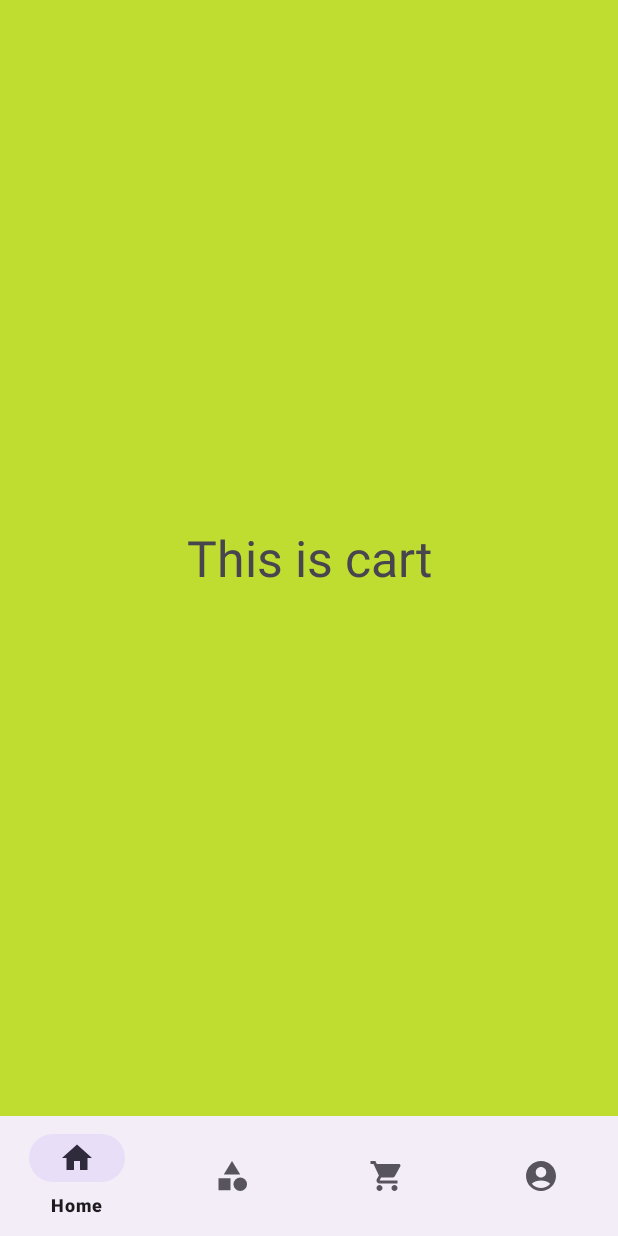
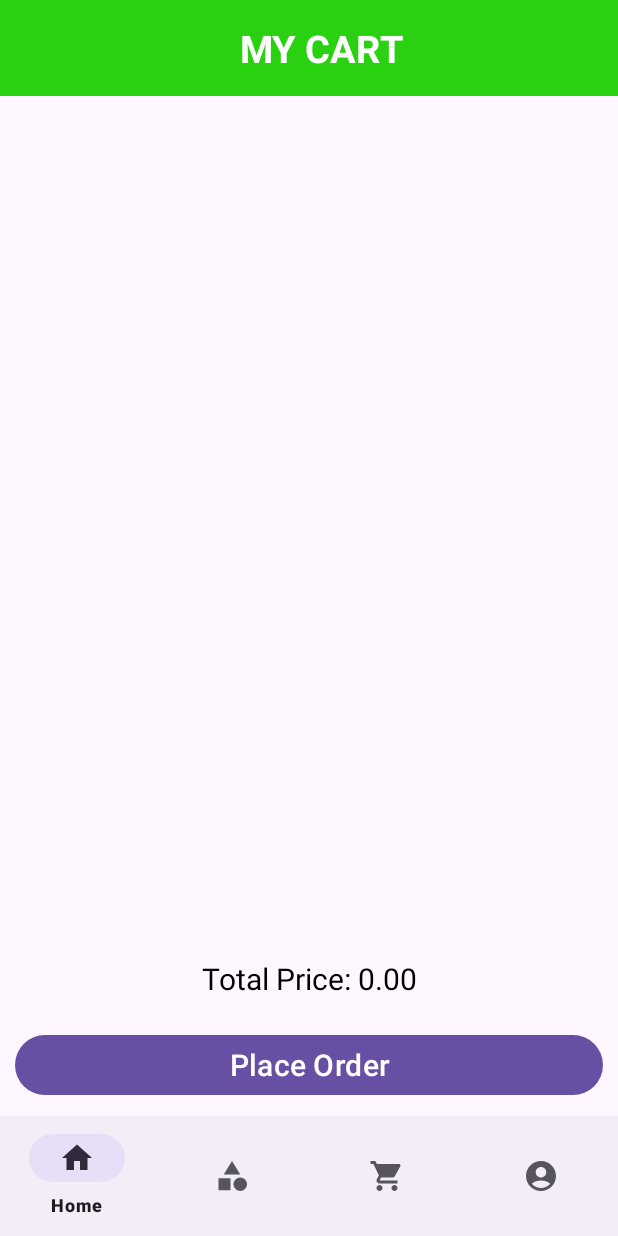
Before and after one commit to Prathamesh-Kothalkar/DigiFarm, an Android app: the fragment CartFragment placed in its activity, on a phone screen of 412 x 824 dp. Run offline under Robolectric (Android 15) with nearby library versions, the phone set to English and light mode, and no system bars; our stand-ins replace Firebase (no records; nobody signed in at launch, a user with empty details on screens opened directly); libraries missing offline, so code that uses them is left out: org.checkerframework.checker; pictures from the network do not load; 1 statement that could not run was skipped.

Commit message:
Added MYCART page

```diff
--- a/app/src/main/java/com/example/digifarm/CartFragment.java
+++ b/app/src/main/java/com/example/digifarm/CartFragment.java
@@ -2,11 +2,25 @@ package com.example.digifarm;
 
 import android.os.Bundle;
 
+import androidx.annotation.NonNull;
 import androidx.fragment.app.Fragment;
+import androidx.recyclerview.widget.LinearLayoutManager;
+import androidx.recyclerview.widget.RecyclerView;
 
 import android.view.LayoutInflater;
 import android.view.View;
 import android.view.ViewGroup;
+
+import com.example.digifarm.model.MyCartModel;
+import com.google.android.gms.tasks.OnCompleteListener;
+import com.google.android.gms.tasks.Task;
+import com.google.firebase.auth.FirebaseAuth;
+import com.google.firebase.firestore.DocumentSnapshot;
+import com.google.firebase.firestore.FirebaseFirestore;
+import com.google.firebase.firestore.QuerySnapshot;
+
+import java.util.ArrayList;
+import java.util.List;
 
 /**
  * A simple {@link Fragment} subclass.
@@ -24,19 +38,16 @@ public class CartFragment extends Fragment {
     private String mParam1;
     private String mParam2;
 
+    RecyclerView recyclerView;
+    MyCartAdapter myCartAdapter;
+    List<MyCartModel> cartModelList;
+    private FirebaseAuth mAuth;
+    private FirebaseFirestore firestore;
+
     public CartFragment() {
         // Required empty public constructor
     }
 
-    /**
-     * Use this factory method to create a new instance of
-     * this fragment using the provided parameters.
-     *
-     * @param param1 Parameter 1.
-     * @param param2 Parameter 2.
-     * @return A new instance of fragment CartFragment.
-     */
-    // TODO: Rename and change types and number of parameters
     public static CartFragment newInstance(String param1, String param2) {
         CartFragment fragment = new CartFragment();
         Bundle args = new Bundle();
@@ -58,7 +69,30 @@ public class CartFragment extends Fragment {
     @Override
     public View onCreateView(LayoutInflater inflater, ViewGroup container,
                              Bundle savedInstanceState) {
-        // Inflate the layout for this fragment
-        return inflater.inflate(R.layout.fragment_cart, container, false);
+        View view = inflater.inflate(R.layout.fragment_cart, container, false);
+        recyclerView=view.findViewById(R.id.cart_rec);
+        mAuth=FirebaseAuth.getInstance();
+        firestore=FirebaseFirestore.getInstance();
+
+        recyclerView.setLayoutManager(new LinearLayoutManager(getContext()));
+        cartModelList=new ArrayList<>();
+        myCartAdapter=new MyCartAdapter(getContext(),cartModelList);
+        recyclerView.setAdapter(myCartAdapter);
+
+        firestore.collection("cart").document(mAuth.getCurrentUser().getUid())
+                .collection("User").get().addOnCompleteListener(new OnCompleteListener<QuerySnapshot>() {
+                    @Override
+                    public void onComplete(@NonNull Task<QuerySnapshot> task) {
+                        if(task.isSuccessful()){
+                            for(DocumentSnapshot doc:task.getResult().getDocuments()){
+                                MyCartModel myCartModel=doc.toObject(MyCartModel.class);
+                                cartModelList.add(myCartModel);
+                                myCartAdapter.notifyDataSetChanged();
+                            }
+                        }
+                    }
+                });
+
+        return view ;
     }
 }
--- a/app/src/main/java/com/example/digifarm/DetailedActivity.java
+++ b/app/src/main/java/com/example/digifarm/DetailedActivity.java
@@ -152,7 +152,7 @@ public class DetailedActivity extends AppCompatActivity {
         final HashMap<String,Object>cartMap =new HashMap<>();
         cartMap.put("productName",productName.getText().toString());
         cartMap.put("productPrice",String.valueOf(productPrice.getText()));
-        cartMap.put("totalPrice",String.valueOf(totalAmount*count));
+        cartMap.put("totalPrice",totalAmount*count);
         cartMap.put("currentTime",onTime);
         cartMap.put("currentDate",onDate);
 
--- /dev/null
+++ b/app/src/main/java/com/example/digifarm/MyCartAdapter.java
@@ -0,0 +1,63 @@
+package com.example.digifarm;
+
+import android.content.Context;
+import android.view.LayoutInflater;
+import android.view.View;
+import android.view.ViewGroup;
+import android.widget.TextView;
+
+import androidx.annotation.NonNull;
+import androidx.recyclerview.widget.RecyclerView;
+
+import com.example.digifarm.model.MyCartModel;
+
+import org.w3c.dom.Text;
+
+import java.util.List;
+
+public class MyCartAdapter extends RecyclerView.Adapter<MyCartAdapter.ViewHolder> {
+
+    Context context;
+    List<MyCartModel> list;
+
+    public MyCartAdapter(Context context,List<MyCartModel>list){
+        this.context=context;
+        this.list=list;
+    }
+
+    @NonNull
+    @Override
+    public ViewHolder onCreateViewHolder(@NonNull ViewGroup parent, int viewType) {
+        return new ViewHolder(LayoutInflater.from(parent.getContext()).inflate(R.layout.my_cart_item,parent,false));
+    }
+
+    @Override
+    public void onBindViewHolder(@NonNull MyCartAdapter.ViewHolder holder, int position) {
+
+        holder.date.setText(list.get(position).getCurrentDate());
+        holder.name.setText(list.get(position).getProductName());
+        holder.time.setText(list.get(position).getCurrentDate());
+        holder.price.setText(list.get(position).getProductPrice());
+//        holder.name.setText(list.get(position).getProductName());
+        holder.totalPrice.setText(String.valueOf(list.get(position).getTotalPrice()));
+
+    }
+
+
+    @Override
+    public int getItemCount() {
+        return list.size();
+    }
+
+    public class ViewHolder extends RecyclerView.ViewHolder {
+        TextView name,price,date,time,totalPrice;
+        public ViewHolder(@NonNull View itemView) {
+            super(itemView);
+            name=itemView.findViewById(R.id.product_name);
+            price=itemView.findViewById(R.id.product_price);
+            date=itemView.findViewById(R.id.current_date);
+            time=itemView.findViewById(R.id.current_time);
+            totalPrice=itemView.findViewById(R.id.total_price);
+        }
+    }
+}
--- a/app/src/main/res/layout/fragment_cart.xml
+++ b/app/src/main/res/layout/fragment_cart.xml
@@ -1,17 +1,85 @@
 <?xml version="1.0" encoding="utf-8"?>
-<FrameLayout xmlns:android="http://schemas.android.com/apk/res/android"
+<LinearLayout xmlns:android="http://schemas.android.com/apk/res/android"
     xmlns:tools="http://schemas.android.com/tools"
+    xmlns:app="http://schemas.android.com/apk/res-auto"
     android:layout_width="match_parent"
     android:layout_height="match_parent"
-    tools:context=".CartFragment"
-    android:background="#BEDD30">
+    android:orientation="vertical">
 
-    <!-- TODO: Update blank fragment layout -->
+    <androidx.appcompat.widget.Toolbar
+        android:layout_width="match_parent"
+        android:layout_height="wrap_content"
+        android:background="@color/bg">
+        <TextView
+            android:layout_width="match_parent"
+            android:layout_height="match_parent"
+            android:text="MY CART"
+            android:textSize="25sp"
+            android:textAlignment="center"
+            android:textStyle="bold"
+            android:textColor="@color/white"/>
+    </androidx.appcompat.widget.Toolbar>
+
+    <!-- List of items in the cart -->
+    <!-- You can replace this with your actual list view or recycler view -->
+    <ScrollView
+        android:layout_width="match_parent"
+        android:layout_height="wrap_content">
+    <androidx.recyclerview.widget.RecyclerView
+        android:layout_width="wrap_content"
+        android:layout_height="wrap_content"
+        android:id="@+id/cart_rec"
+        tools:listitem="@layout/my_cart_item"
+        />
+    </ScrollView>
+
+    <ScrollView
+        android:layout_width="match_parent"
+        android:layout_height="0dp"
+        android:layout_weight="1">
+
+        <LinearLayout
+            android:layout_width="match_parent"
+            android:layout_height="wrap_content"
+            android:orientation="vertical">
+
+            <!-- Sample CardView representing an item in the cart -->
+            <androidx.cardview.widget.CardView
+                android:layout_width="match_parent"
+                android:layout_height="wrap_content"
+                android:layout_margin="5dp"
+                android:background="@color/bg"
+                android:padding="5dp"
+                app:cardCornerRadius="15dp">
+
+                <!-- Add your item details here -->
+                <!-- For example: item name, quantity, price, etc. -->
+
+            </androidx.cardview.widget.CardView>
+
+            <!-- You can dynamically add more CardViews for each item in the cart -->
+
+        </LinearLayout>
+    </ScrollView>
+
+    <!-- Total Price Section -->
     <TextView
+        android:id="@+id/text_total_price"
         android:layout_width="match_parent"
-        android:layout_height="match_parent"
-        android:text="This is cart"
-        android:textSize="50px"
-        android:gravity="center"/>
+        android:layout_height="wrap_content"
+        android:text="Total Price: 0.00"
+        android:textSize="20sp"
+        android:gravity="center"
+        android:textColor="@color/black"
+        android:padding="10dp"/>
 
-</FrameLayout>
+    <!-- Button to Place Order -->
+    <Button
+        android:layout_width="match_parent"
+        android:layout_height="wrap_content"
+        android:text="Place Order"
+        android:textSize="20sp"
+        android:textColor="@color/white"
+        android:layout_margin="10dp"/>
+
+</LinearLayout>
```
Also changed, not shown: app/src/main/java/com/example/digifarm/model/MyCartModel.java (added, +58 -0 lines), app/src/main/res/layout/my_cart_item.xml (added, +177 -0 lines).
